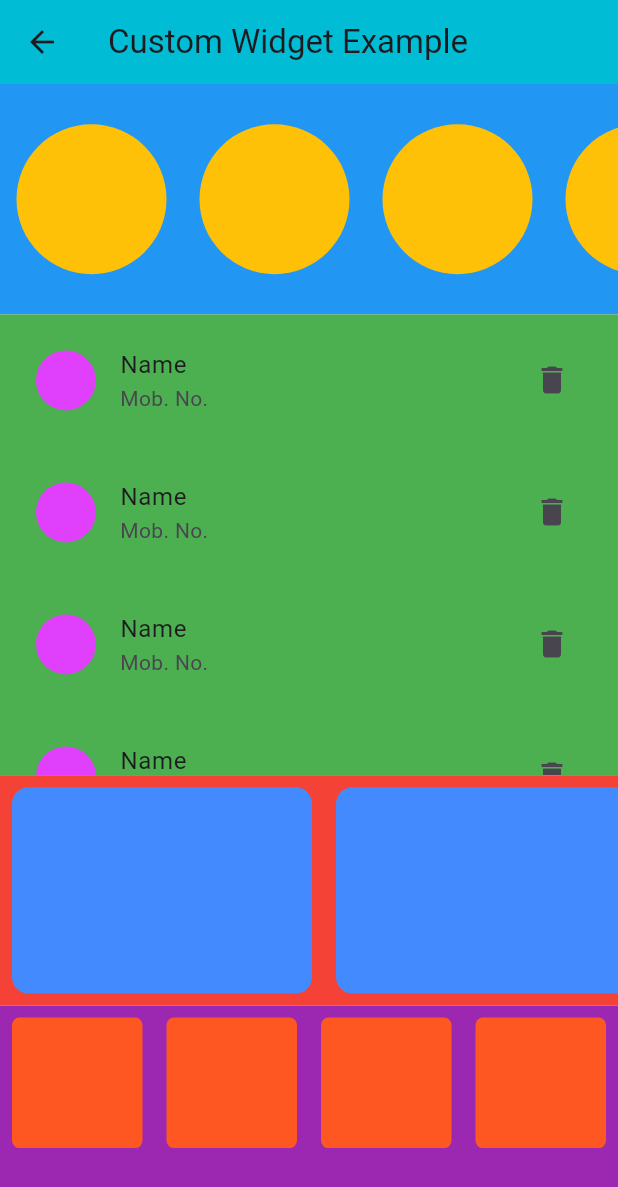
After one commit to thisisdishang/JourneyToFlutter, a Flutter app: the customwidget screen opened directly, on a phone screen of 412 x 824 dp. The commit adds this screen. Shown: the top 1187 px of the screen. Run offline on Flutter 3.47's test engine with Material 3 defaults, Android fonts, the phone set to English and light mode, and no system bars; our stand-ins replace fluttertoast.

Commit message:
Make Custom Widget and apply clean code principle

```diff
--- /dev/null
+++ b/lib/CustomWidget.dart
@@ -0,0 +1,150 @@
+import 'package:flutter/material.dart';
+
+class customwidget extends StatelessWidget {
+  const customwidget({super.key});
+
+  @override
+  Widget build(BuildContext context) {
+    return Scaffold(
+      appBar: AppBar(
+        title: Text('Custom Widget Example'),
+        backgroundColor: Colors.cyan,
+      ),
+      body: Container(
+        child: Column(
+          children: [
+            CatItems(),
+            Contact(),
+            SubCatItems(),
+            BottomMenu(),
+          ],
+        ),
+      ),
+    );
+  }
+}
+
+class CatItems extends StatelessWidget {
+  @override
+  Widget build(BuildContext context) {
+    return Expanded(
+      flex: 2,
+      child: Container(
+        height: 200,
+        color: Colors.blue,
+        child: ListView.builder(
+          itemBuilder: (context, index) => Padding(
+            padding: const EdgeInsets.all(11.0),
+            child: SizedBox(
+              width: 100,
+              child: CircleAvatar(
+                backgroundColor: Colors.amber,
+              ),
+            ),
+          ),
+          itemCount: 10,
+          scrollDirection: Axis.horizontal,
+        ),
+      ),
+    );
+  }
+}
+
+class Contact extends StatelessWidget {
+  @override
+  Widget build(BuildContext context) => Expanded(
+        flex: 4,
+        child: Container(
+          height: 200,
+          color: Colors.green,
+          child: ListView.builder(
+            itemBuilder: (context, index) => Padding(
+              padding: const EdgeInsets.all(8.0),
+              child: ListTile(
+                leading: CircleAvatar(
+                  backgroundColor: Colors.purpleAccent,
+                ),
+                title: Text('Name'),
+                subtitle: Text('Mob. No. '),
+                trailing: Icon(Icons.delete),
+              ),
+            ),
+            itemCount: 10,
+          ),
+        ),
+      );
+}
+
+class SubCatItems extends StatelessWidget {
+  @override
+  Widget build(BuildContext context) {
+    return Expanded(
+      flex: 2,
+      child: Container(
+        height: 200,
+        color: Colors.red,
+        child: ListView.builder(
+          itemBuilder: (context, index) => Padding(
+            padding: const EdgeInsets.all(8.0),
+            child: Container(
+              width: 200,
+              decoration: BoxDecoration(
+                  borderRadius: BorderRadius.circular(11),
+                  color: Colors.blueAccent),
+            ),
+          ),
+          itemCount: 10,
+          scrollDirection: Axis.horizontal,
+        ),
+      ),
+    );
+  }
+}
+
+class BottomMenu extends StatelessWidget {
+  @override
+  Widget build(BuildContext context) => Expanded(
+        flex: 2,
+        child: Container(
+          height: 200,
+          color: Colors.purple,
+          child: GridView.count(
+            crossAxisCount: 4,
+            children: [
+              Padding(
+                padding: const EdgeInsets.all(8.0),
+                child: Container(
+                  decoration: BoxDecoration(
+                      borderRadius: BorderRadius.circular(5),
+                      color: Colors.deepOrange),
+                ),
+              ),
+              Padding(
+                padding: const EdgeInsets.all(8.0),
+                child: Container(
+                  decoration: BoxDecoration(
+                      borderRadius: BorderRadius.circular(5),
+                      color: Colors.deepOrange),
+                ),
+              ),
+              Padding(
+                padding: const EdgeInsets.all(8.0),
+                child: Container(
+                  decoration: BoxDecoration(
+                      borderRadius: BorderRadius.circular(5),
+                      color: Colors.deepOrange),
+                ),
+              ),
+              Padding(
+                padding: const EdgeInsets.all(8.0),
+                child: Container(
+                  decoration: BoxDecoration(
+                      borderRadius: BorderRadius.circular(5),
+                      color: Colors.deepOrange),
+                ),
+              ),
+            ],
+          ),
+        ),
+      );
+}
--- a/lib/main.dart
+++ b/lib/main.dart
@@ -1,6 +1,7 @@
 import 'package:flutter/material.dart';
 import 'package:fluttertoast/fluttertoast.dart';
 import 'package:journey_to_flutter/CircleAvatar.dart';
+import 'package:journey_to_flutter/CustomWidget.dart';
 import 'package:journey_to_flutter/ExpandedExample.dart';
 import 'package:journey_to_flutter/GridView.dart';
 import 'package:journey_to_flutter/ListView.dart';
@@ -333,6 +334,40 @@ class _MyHomePageState extends State<MyHomePage> {
                         ),
                       ),
                     ),
+                    SizedBox(
+                      width: 10,
+                    ),
+                    InkWell(
+                      onTap: () {
+                        Navigator.push(
+                          context,
+                          MaterialPageRoute(
+                            builder: (context) => customwidget(),
+                          ),
+                        );
+                        Fluttertoast.showToast(msg: 'Custom Widget Example');
+                      },
+                      child: Container(
+                        decoration: BoxDecoration(
+                          color: Colors.cyan,
+                          borderRadius: BorderRadius.only(
+                            bottomRight: Radius.circular(25),
+                          ),
+                        ),
+                        width: 150,
+                        height: 150,
+                        child: Center(
+                          child: Text(
+                            'Custom Widget',
+                            style: TextStyle(
+                              fontSize: 16,
+                              color: Colors.white,
+                              fontWeight: FontWeight.bold,
+                            ),
+                          ),
+                        ),
+                      ),
+                    ),
                   ],
                 ),
               ),
```
